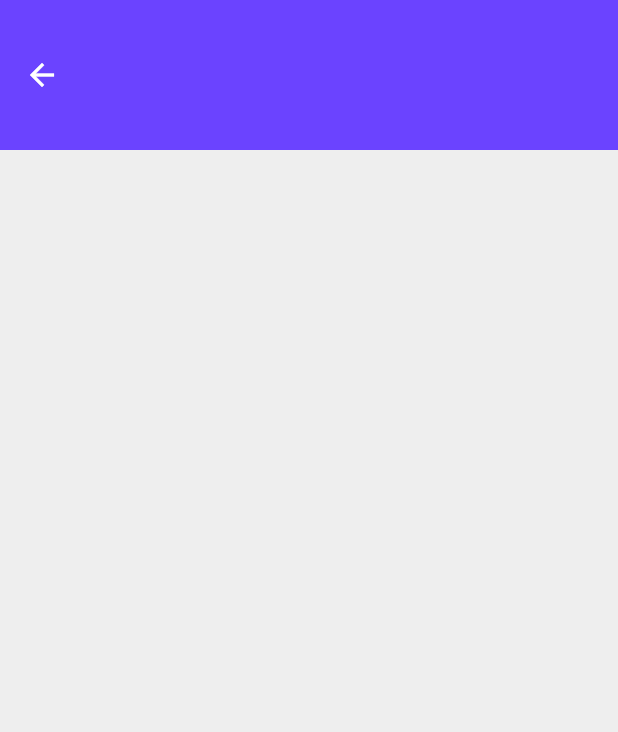
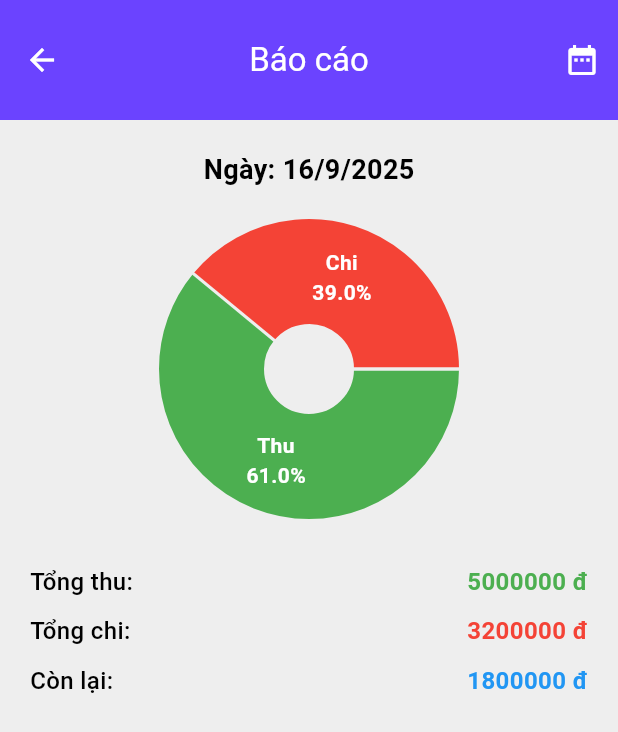
Before and after one commit to komuro-tairoku/Monthly_expenses_mobileApp, a Flutter app: the Statement screen opened directly, on a phone screen of 412 x 824 dp. Shown: the top 732 px of the screen. Run offline on Flutter 3.47's test engine with Material 3 defaults, Android fonts, the phone set to English and light mode, and no system bars; drawn by our look-alikes of fl_chart; our stand-ins replace animated_toggle_switch, flutter_svg, hive, hive_flutter, hooks_riverpod, image_picker and 1 more; accounts and stored records are empty.

Commit message:
Add Statement

```diff
--- a/lib/Screen/IntroPage.dart
+++ b/lib/Screen/IntroPage.dart
@@ -157,6 +157,7 @@ class _IntroPageState extends State<IntroPage> {
             ),
             textAlign: TextAlign.center, // căn giữa toàn bộ text
           ),
+
           image: Center(
             child: Icon(
               Icons.download_done_rounded,
--- a/lib/Screen/Statement.dart
+++ b/lib/Screen/Statement.dart
@@ -1,4 +1,5 @@
 import 'package:flutter/material.dart';
+import 'package:fl_chart/fl_chart.dart';
 
 class Statement extends StatefulWidget {
   const Statement({super.key});
@@ -8,11 +9,119 @@ class Statement extends StatefulWidget {
 }
 
 class _StatementState extends State<Statement> {
+  DateTime _selectedDate = DateTime.now();
+
+  // Giả lập dữ liệu thu chi (có thể thay bằng dữ liệu DB sau này)
+  double income = 5000000; // 5 triệu
+  double expense = 3200000; // 3.2 triệu
+
+  Future<void> _pickDate() async {
+    final DateTime? picked = await showDatePicker(
+      context: context,
+      initialDate: _selectedDate,
+      firstDate: DateTime(2020),
+      lastDate: DateTime(2030),
+    );
+
+    if (picked != null && picked != _selectedDate) {
+      setState(() {
+        _selectedDate = picked;
+        // 🔹 Sau này bạn có thể load dữ liệu thu chi theo ngày ở đây
+      });
+    }
+  }
+
   @override
   Widget build(BuildContext context) {
+    double total = income + expense;
+
     return Scaffold(
-      backgroundColor: Theme.of(context).scaffoldBackgroundColor,
-      appBar: AppBar(toolbarHeight: 100),
+      appBar: AppBar(
+        title: const Text("Báo cáo"),
+        centerTitle: true,
+        toolbarHeight: 80,
+        actions: [
+          IconButton(
+            icon: const Icon(Icons.date_range),
+            onPressed: _pickDate,
+          ),
+        ],
+      ),
+      body: Column(
+        children: [
+          const SizedBox(height: 20),
+
+          // Hiển thị ngày đã chọn
+          Text(
+            "Ngày: ${_selectedDate.day}/${_selectedDate.month}/${_selectedDate.year}",
+            style: const TextStyle(fontSize: 18, fontWeight: FontWeight.bold),
+          ),
+
+          const SizedBox(height: 20),
+
+          // Biểu đồ hình tròn
+          SizedBox(
+            height: 200,
+            child: PieChart(
+              PieChartData(
+                sections: [
+                  PieChartSectionData(
+                    color: Colors.green,
+                    value: income,
+                    title: "Thu\n${(income / total * 100).toStringAsFixed(1)}%",
+                    radius: 70,
+                    titleStyle: const TextStyle(
+                        fontSize: 14,
+                        fontWeight: FontWeight.bold,
+                        color: Colors.white),
+                  ),
+                  PieChartSectionData(
+                    color: Colors.red,
+                    value: expense,
+                    title: "Chi\n${(expense / total * 100).toStringAsFixed(1)}%",
+                    radius: 70,
+                    titleStyle: const TextStyle(
+                        fontSize: 14,
+                        fontWeight: FontWeight.bold,
+                        color: Colors.white),
+                  ),
+                ],
+              ),
+            ),
+          ),
+
+          const SizedBox(height: 30),
+
+          // Thống kê chi tiết
+          Padding(
+            padding: const EdgeInsets.symmetric(horizontal: 20),
+            child: Column(
+              children: [
+                _buildSummaryRow("Tổng thu:", income, Colors.green),
+                const SizedBox(height: 10),
+                _buildSummaryRow("Tổng chi:", expense, Colors.red),
+                const SizedBox(height: 10),
+                _buildSummaryRow("Còn lại:", income - expense, Colors.blue),
+              ],
+            ),
+          ),
+        ],
+      ),
+    );
+  }
+
+  Widget _buildSummaryRow(String label, double amount, Color color) {
+    return Row(
+      mainAxisAlignment: MainAxisAlignment.spaceBetween,
+      children: [
+        Text(label,
+            style: const TextStyle(fontSize: 16, fontWeight: FontWeight.w500)),
+        Text(
+          "${amount.toStringAsFixed(0)} đ",
+          style: TextStyle(
+              fontSize: 16, fontWeight: FontWeight.bold, color: color),
+        ),
+      ],
     );
   }
 }
--- a/lib/Screen/bottomNavBar.dart
+++ b/lib/Screen/bottomNavBar.dart
@@ -5,6 +5,7 @@ import 'HomeScreen.dart';
 import 'Statement.dart';
 import 'Budget.dart';
 import 'User.dart';
+
 
 class Home extends StatefulWidget {
   const Home({super.key});
--- a/pubspec.yaml
+++ b/pubspec.yaml
@@ -43,6 +43,7 @@ dependencies:
   image_picker: ^1.2.0
   hive: ^2.2.3
   hive_flutter: ^1.1.0
+  fl_chart: ^0.69.0
 
 flutter_icons:
   android: true
```
Also changed, not shown: lib/Screen/User.dart (+41 -1 lines), assets/icons/crown.svg (added), pubspec.lock.
